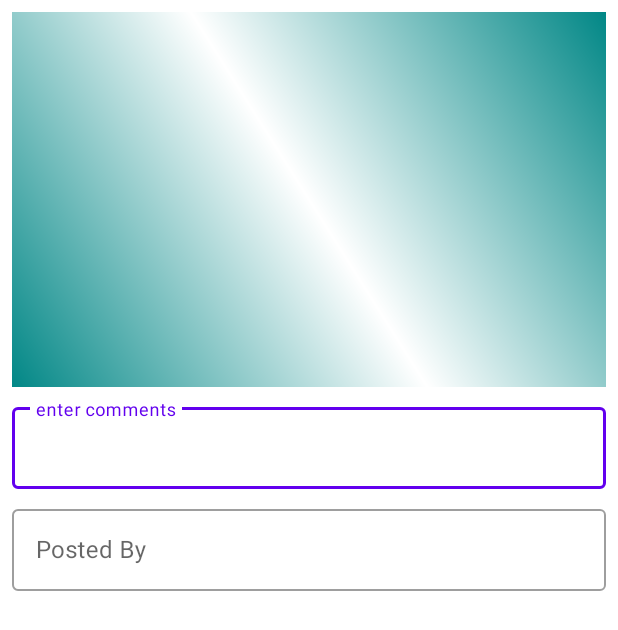
After one commit to maydev99/Pixashot, an Android app: the layout activity_image_detail.xml on its own in the app's theme, with its tools: preview values and no code run, on a phone screen of 412 x 824 dp. The commit adds this screen. Shown: the top 630 px of the screen. Run offline under Robolectric (Android 15) with nearby library versions, the phone set to English and light mode, and no system bars.

Commit message:
Added Detail that shows selected image. Comments and Posted By EditTexts added. Local database built Save to DB feature completed

```diff
--- a/app/src/main/AndroidManifest.xml
+++ b/app/src/main/AndroidManifest.xml
@@ -13,6 +13,7 @@
         android:roundIcon="@mipmap/ic_launcher_round"
         android:supportsRtl="true"
         android:theme="@style/Theme.Pixashot">
+        <activity android:name=".ImageDetailActivity"></activity>
         <activity android:name=".MainActivity">
             <intent-filter>
                 <action android:name="android.intent.action.MAIN" />
--- a/app/src/main/java/com/bombadu/pixashot/ImageRepository.kt
+++ b/app/src/main/java/com/bombadu/pixashot/ImageRepository.kt
@@ -1,8 +1,11 @@
 package com.bombadu.pixashot
 
+import com.bombadu.pixashot.local.LocalData
 
 
 interface ImageRepository {
 
     suspend fun searchForImage (imageQuery: String): Resource<ImageResponse>
+
+    suspend fun insertEntry(localData: LocalData)
 }
--- a/app/src/main/java/com/bombadu/pixashot/ImageViewModel.kt
+++ b/app/src/main/java/com/bombadu/pixashot/ImageViewModel.kt
@@ -5,6 +5,7 @@ import androidx.lifecycle.LiveData
 import androidx.lifecycle.MutableLiveData
 import androidx.lifecycle.ViewModel
 import androidx.lifecycle.viewModelScope
+import com.bombadu.pixashot.local.LocalData
 import kotlinx.coroutines.launch
 
 class ImageViewModel @ViewModelInject constructor(
@@ -25,4 +26,8 @@ class ImageViewModel @ViewModelInject constructor(
             _images.value = Event(response)
         }
     }
+
+    fun insertImageData(localData: LocalData) = viewModelScope.launch {
+        repository.insertEntry(localData)
+    }
 }
--- /dev/null
+++ b/app/src/main/res/layout/activity_image_detail.xml
@@ -0,0 +1,60 @@
+<?xml version="1.0" encoding="utf-8"?>
+<androidx.constraintlayout.widget.ConstraintLayout xmlns:android="http://schemas.android.com/apk/res/android"
+    xmlns:app="http://schemas.android.com/apk/res-auto"
+    xmlns:tools="http://schemas.android.com/tools"
+    android:layout_width="match_parent"
+    android:layout_height="match_parent"
+    tools:context=".ImageDetailActivity">
+
+    <ImageView
+        android:id="@+id/detail_image_view"
+        android:layout_width="0dp"
+        android:layout_height="250dp"
+        android:layout_margin="8dp"
+        android:scaleType="centerCrop"
+        app:layout_constraintEnd_toEndOf="parent"
+        app:layout_constraintStart_toStartOf="parent"
+        app:layout_constraintTop_toTopOf="parent"
+        app:srcCompat="@drawable/placeholder_image_gradient" />
+
+    <com.google.android.material.textfield.TextInputLayout
+        android:id="@+id/comments_layout"
+        style="@style/Widget.MaterialComponents.TextInputLayout.OutlinedBox"
+        android:layout_width="0dp"
+        android:layout_height="60dp"
+        android:layout_margin="8dp"
+        app:layout_constraintEnd_toEndOf="parent"
+        app:layout_constraintStart_toStartOf="parent"
+        app:layout_constraintTop_toBottomOf="@+id/detail_image_view">
+
+        <com.google.android.material.textfield.TextInputEditText
+            android:id="@+id/detail_comments_edit_text"
+            android:layout_width="match_parent"
+            android:layout_height="match_parent"
+            android:hint="@string/enter_comments"
+            android:nextFocusDown="@id/detail_name_edit_text"
+            android:inputType="textCapSentences" />
+
+    </com.google.android.material.textfield.TextInputLayout>
+
+
+    <com.google.android.material.textfield.TextInputLayout
+        android:id="@+id/name_layout"
+        style="@style/Widget.MaterialComponents.TextInputLayout.OutlinedBox"
+        android:layout_width="0dp"
+        android:layout_height="60dp"
+        android:layout_margin="8dp"
+        app:layout_constraintEnd_toEndOf="parent"
+        app:layout_constraintStart_toStartOf="parent"
+        app:layout_constraintTop_toBottomOf="@+id/comments_layout">
+
+        <com.google.android.material.textfield.TextInputEditText
+            android:id="@+id/detail_name_edit_text"
+            android:layout_width="match_parent"
+            android:layout_height="match_parent"
+            android:imeOptions="actionDone"
+            android:hint="@string/posted_by"
+            android:inputType="textCapWords" />
+
+    </com.google.android.material.textfield.TextInputLayout>
+</androidx.constraintlayout.widget.ConstraintLayout>
--- a/app/src/main/res/values/strings.xml
+++ b/app/src/main/res/values/strings.xml
@@ -2,4 +2,6 @@
     <string name="app_name">Pixashot</string>
     <string name="search_for_image">search for image</string>
     <string name="photo_image">Photo Image</string>
+    <string name="enter_comments">enter comments</string>
+    <string name="posted_by">Posted By</string>
 </resources>
```
Also changed, not shown: app/src/main/java/com/bombadu/pixashot/AppModule.kt (+23 -1 lines), app/src/main/java/com/bombadu/pixashot/DefaultImageRepository.kt (+8 -0 lines), app/src/main/java/com/bombadu/pixashot/ImageDetailActivity.kt (added, +59 -0 lines), app/src/main/java/com/bombadu/pixashot/MainActivity.kt (+11 -6 lines), app/src/main/java/com/bombadu/pixashot/local/LocalDao.kt (added, +17 -0 lines), app/src/main/java/com/bombadu/pixashot/local/LocalData.kt (added, +13 -0 lines), app/src/main/java/com/bombadu/pixashot/local/LocalDatabase.kt (added, +10 -0 lines), app/src/main/res/drawable/ic_baseline_image_search_24.xml (added, +10 -0 lines), app/src/main/res/drawable/ic_baseline_photo_library_24.xml (added, +10 -0 lines).
